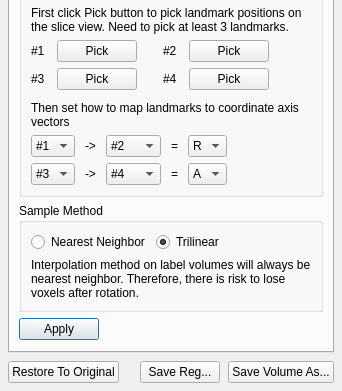
The window that freeview/DialogTransformVolume.ui (freesurfer/freesurfer) describes before a commit, drawn with Qt 5; both pictures show x 0 to 342 and y 313 to 704 of the 342 by 704 pixel window.
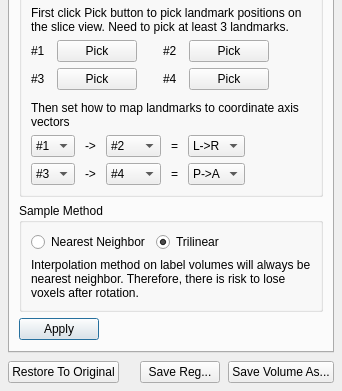
The same window after the commit. Custom widgets are drawn as their Qt base class.

```diff
--- a/freeview/DialogTransformVolume.ui
+++ b/freeview/DialogTransformVolume.ui
@@ -596,13 +596,13 @@
               </property>
               <property name="maximumSize">
                <size>
-                <width>50</width>
+                <width>60</width>
                 <height>16777215</height>
                </size>
               </property>
               <item>
                <property name="text">
-                <string>R</string>
+                <string>L-&gt;R</string>
                </property>
               </item>
               <item>
@@ -714,7 +714,7 @@
              <widget class="QComboBox" name="comboBoxAxisTarget2">
               <property name="maximumSize">
                <size>
-                <width>50</width>
+                <width>60</width>
                 <height>16777215</height>
                </size>
               </property>
@@ -728,7 +728,7 @@
               </item>
               <item>
                <property name="text">
-                <string>A</string>
+                <string>P-&gt;A</string>
                </property>
               </item>
               <item>
```
Left out of the diff: 12 changed lines with no effect on the pictures.
